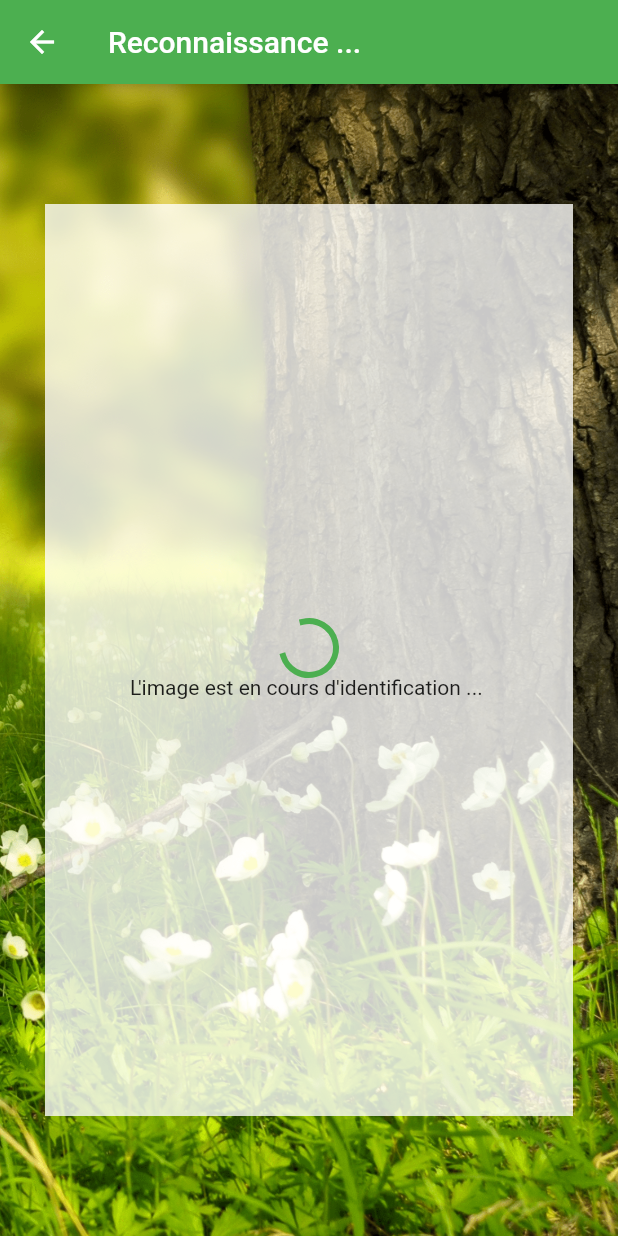
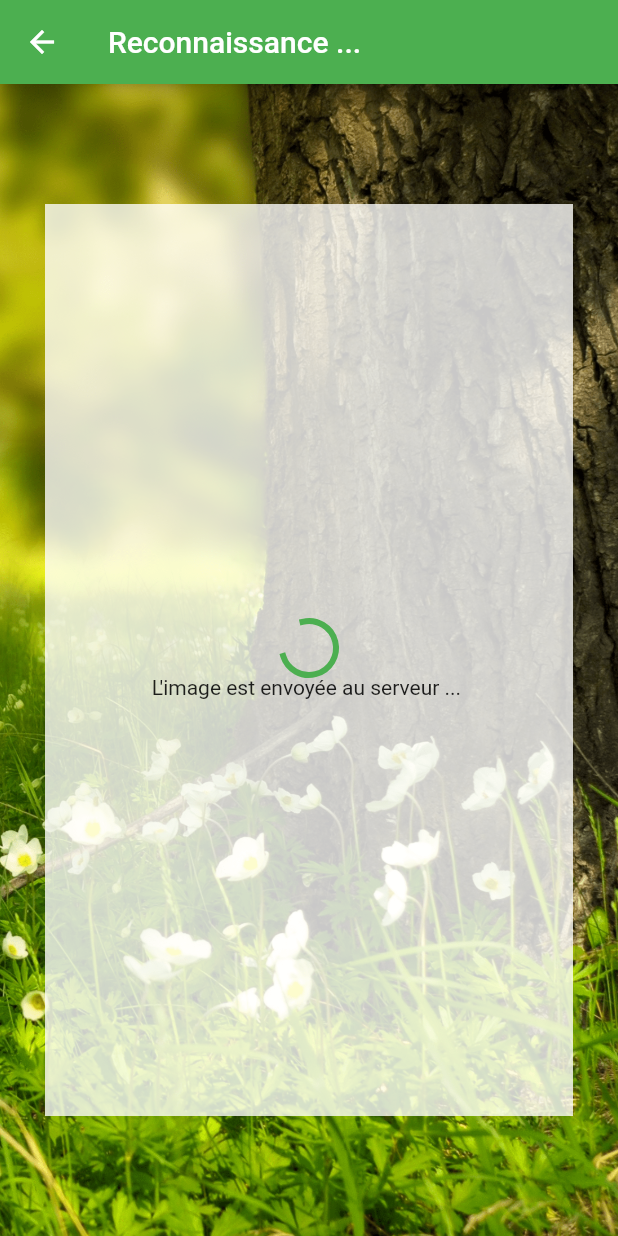
Before and after one commit to ArthurAttout/Biomass_App, a Flutter app: the ResultScreen screen opened directly, on a phone screen of 412 x 824 dp. Run offline on Flutter 3.47's test engine with Material 2 defaults, Android fonts, the phone set to English and light mode, and no system bars; our stand-ins replace camera, firebase_storage, image_picker, location; accounts and stored records are empty.

```diff
--- a/lib/ResultScreen.dart
+++ b/lib/ResultScreen.dart
@@ -25,10 +25,13 @@ class ResultScreenState extends State<ResultScreen> {
   int status = STATUS_DEFAULT;
   String biomass_name = "";
   double certitude = 0;
+  String urlOldUpload;
+  var valorizations;
 
-  void uploadCallback(){
+  void uploadCallback(String url){
     setState(() {
       status = STATUS_PENDING_CLASSIFICATION;
+      urlOldUpload = url;
     });
   }
 
@@ -43,11 +46,15 @@ class ResultScreenState extends State<ResultScreen> {
           biomass_name = json_response['biomass_name'];
           certitude = json_response['certitude'];
           status = STATUS_RECOGNIZED;
+          valorizations = json_response['valorizations'];
         });
+
+        print(valorizations);
       }
       else if(json_response['result'] == "BAD_CERTITUDE"){
-        var location = new Location();
-        location.getLocation().then(onLocationFound);
+        setState(() {
+          status = STATUS_NEED_GEOLOC;
+        });
       }
     });
 
@@ -57,10 +64,11 @@ class ResultScreenState extends State<ResultScreen> {
   }
 
   void onLocationFound(Map<String, double> location){
-    sendLocationToAPI(widget.pathPicture,location).then((res){
-
+    print("Location found");
+    sendLocationToAPI(urlOldUpload,location).then((res){
       final json_response = json.decode(res);
       if(json_response['result'] == "OK"){
+        print("Server said OK location found");
         setState(() {
           biomass_name = json_response['biomass_name'];
           certitude = json_response['certitude'];
@@ -68,12 +76,17 @@ class ResultScreenState extends State<ResultScreen> {
         });
       }
       else if(json_response['result'] == "BAD_CERTITUDE"){
+        print("Server said no way");
         setState(() {
           biomass_name = json_response['biomass_name'];
           certitude = json_response['certitude'];
           status = STATUS_UNRECOGNIZED;
         });
       }
+    });
+
+    setState(() {
+      status = STATUS_PENDING_UPLOAD_IMAGE;
     });
   }
 
@@ -100,7 +113,7 @@ class ResultScreenState extends State<ResultScreen> {
                   mainAxisAlignment: MainAxisAlignment.center,
                   children: <Widget>[
                     CircularProgressIndicator(),
-                    Text("L'image est en cours d'identification ... ")
+                    Text("L'image est envoyée au serveur ... ")
                   ],
                 )
               )
@@ -136,7 +149,7 @@ class ResultScreenState extends State<ResultScreen> {
         ),
       );
     }
-    else if(status == STATUS_RECOGNIZED){ // OK
+    else if(status == STATUS_RECOGNIZED){
       return Scaffold(
         appBar: AppBar(
           title: Text(
@@ -185,8 +198,102 @@ class ResultScreenState extends State<ResultScreen> {
         ),
       );
     }
-    else if(status == STATUS_UNRECOGNIZED){ // No way
+    else if(status == STATUS_NEED_GEOLOC){
+      return Scaffold(
+        appBar: AppBar(
+          title: Text("Reconnaissance ..."),
+        ),
+        body: Stack(
+          children: <Widget>[
+            Container(
+              decoration: new BoxDecoration(
+                image: new DecorationImage(image: new AssetImage("images/background_1.png"), fit: BoxFit.cover,),
+              ),
+            ),
+            Container(
+              margin: EdgeInsets.only(top: 80,bottom: 80,left: 30,right: 30),
+              color: Color.fromARGB(200, 255, 255, 255),
+              alignment: Alignment(0.0, 0.0),
+              child:Column(
+                mainAxisAlignment: MainAxisAlignment.center,
+                children: <Widget>[
+                  Text(
+                    "L'image n'a pas pu être reconnue.",
+                    textAlign: TextAlign.center,
+                    style: TextStyle(fontWeight: FontWeight.bold,fontSize:18,color: Colors.black),
+                  ),
+                  Text(
+                    "Si vous le souhaitez, vous pouvez préciser votre géolocalisation afin d'aider l'intelligence artificielle",
+                    textAlign: TextAlign.center,
+                    style: TextStyle(fontWeight: FontWeight.bold,fontSize:12,color: Colors.black),
+                  ),
+                  Padding(
+                    padding: EdgeInsets.all(38.0),
+                    child: RaisedButton(
+                      onPressed: () {
+                        // Location doesn't work with other dependencies .. Temporary faked data
 
+                        var location = new Map<String,double>();
+                        location.putIfAbsent("lat", () => 50);
+                        location.putIfAbsent("lng", () => -70);
+                        onLocationFound(location);
+                      },
+                      textColor: Colors.white,
+                      color: Colors.green,
+                      child: const Text('Géolocalisation'),
+                    ),
+                  ),
+                ],
+              ),
+            )
+          ],
+        ),
+      );
+    }
+    else if(status == STATUS_UNRECOGNIZED){
+      return Scaffold(
+        appBar: AppBar(
+          title: Text("Reconnaissance ..."),
+        ),
+        body: Stack(
+          children: <Widget>[
+            Container(
+              decoration: new BoxDecoration(
+                image: new DecorationImage(image: new AssetImage("images/background_1.png"), fit: BoxFit.cover,),
+              ),
+            ),
+            Container(
+              margin: EdgeInsets.only(top: 80,bottom: 80,left: 30,right: 30),
+              color: Color.fromARGB(200, 255, 255, 255),
+              alignment: Alignment(0.0, 0.0),
+              child:Column(
+                mainAxisAlignment: MainAxisAlignment.center,
+                children: <Widget>[
+                  Text(
+                    "L'image n'a toujours pas pu être reconnue.",
+                    textAlign: TextAlign.center,
+                    style: TextStyle(fontWeight: FontWeight.bold,fontSize:18,color: Colors.black),
+                  ),
+                  Text(
+                    "Il semblerait que cette biomasse ne soit pas reconnue par le système. Si vous le souhaitez, vous pouvez soumettre un dossier aux chercheurs",
+                    textAlign: TextAlign.center,
+                    style: TextStyle(fontWeight: FontWeight.bold,fontSize:12,color: Colors.black),
+                  ),
+                  Padding(
+                    padding: EdgeInsets.all(38.0),
+                    child: RaisedButton(
+                      onPressed: () {},
+                      textColor: Colors.white,
+                      color: Colors.green,
+                      child: const Text('Soumettre'),
+                    ),
+                  ),
+                ],
+              ),
+            )
+          ],
+        ),
+      );
     }
   }
 
```
Also changed, not shown: lib/APIRequests.dart (+20 -2 lines), lib/ValorizationScreen.dart (added, +148 -0 lines), lib/main.dart (+18 -0 lines).
